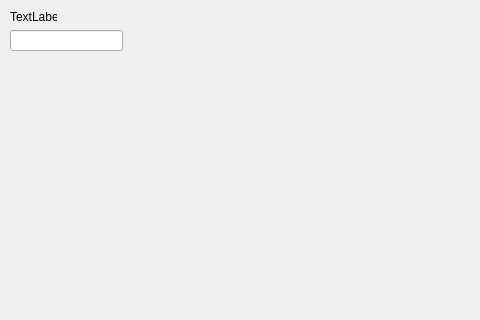
First picture: the form in mainwindow.ui, repository KingOfGerrit/url-parser, before the edit; both pictures show x 0 to 480 and y 0 to 320 of the 752 by 532 pixel window.
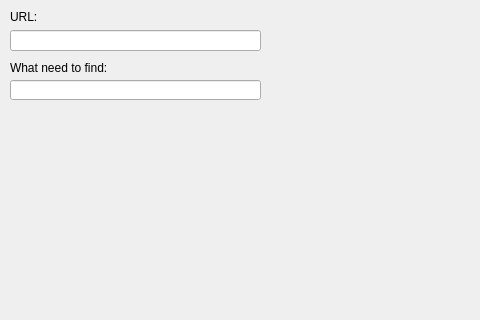
Second picture: the form after the edit.

Patch:
```diff
--- a/mainwindow.ui
+++ b/mainwindow.ui
@@ -32,7 +32,7 @@
      <rect>
       <x>10</x>
       <y>30</y>
-      <width>113</width>
+      <width>251</width>
       <height>21</height>
      </rect>
     </property>
@@ -60,7 +60,30 @@
      </rect>
     </property>
     <property name="text">
-     <string>TextLabel</string>
+     <string>URL:</string>
+    </property>
+   </widget>
+   <widget class="QLabel" name="label_2">
+    <property name="geometry">
+     <rect>
+      <x>10</x>
+      <y>60</y>
+      <width>111</width>
+      <height>16</height>
+     </rect>
+    </property>
+    <property name="text">
+     <string>What need to find:</string>
+    </property>
+   </widget>
+   <widget class="QLineEdit" name="findWordLineEdit">
+    <property name="geometry">
+     <rect>
+      <x>10</x>
+      <y>80</y>
+      <width>251</width>
+      <height>20</height>
+     </rect>
     </property>
    </widget>
   </widget>
```
Left out of the diff: 2 changed lines with no effect on the pictures.
